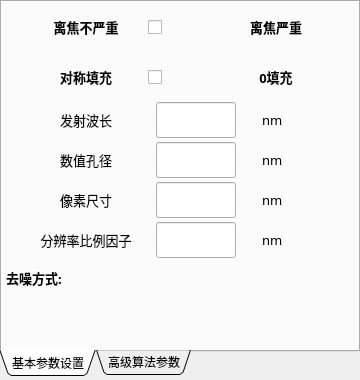
Old version of the form ui/greenwidget.ui in the repository Ruoave/Dark-optical-sectioning-with-Qt-.
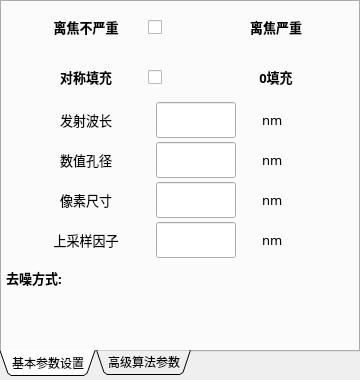
New version of the form. The open tabs and pages were chosen to show the change. Custom widgets are drawn as their Qt base class.

Commit message: ui 6.2.3 订正了factor的中文和介绍

Patch:
```diff
--- a/ui/greenwidget.ui
+++ b/ui/greenwidget.ui
@@ -465,7 +465,7 @@
       <enum>QFrame::Plain</enum>
      </property>
      <property name="text">
-      <string>分辨率比例因子</string>
+      <string>上采样因子</string>
      </property>
      <property name="alignment">
       <set>Qt::AlignCenter</set>
```
Left out of the diff: 2 changed lines with no effect on the pictures. The commit also changes 5 other files.
